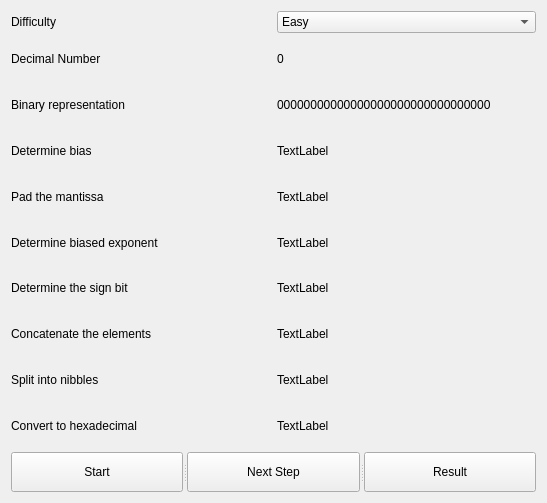
Above: src/gui/dectoieee.ui from fiffty-50/ieee754-practice before the change. Below: the same form after it.
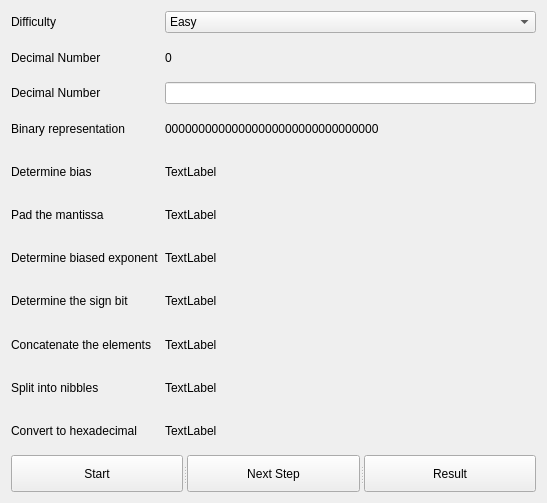
That is the form after the change.

Commit message: Some work on bitbanding class

The edit to the form file:
```diff
--- a/src/gui/dectoieee.ui
+++ b/src/gui/dectoieee.ui
@@ -14,158 +14,70 @@
    <string>Form</string>
   </property>
   <layout class="QGridLayout" name="gridLayout">
-   <item row="0" column="0">
-    <widget class="QLabel" name="difficultyLabel">
+   <item row="8" column="1">
+    <widget class="QLabel" name="concatDisplayLabel">
      <property name="text">
-      <string>Difficulty</string>
+      <string>TextLabel</string>
      </property>
     </widget>
    </item>
-   <item row="0" column="1">
-    <widget class="QComboBox" name="difficultyComboBox">
-     <item>
-      <property name="text">
-       <string>Easy</string>
-      </property>
-     </item>
-     <item>
-      <property name="text">
-       <string>Moderate</string>
-      </property>
-     </item>
-     <item>
-      <property name="text">
-       <string>Hard</string>
-      </property>
-     </item>
-    </widget>
-   </item>
-   <item row="1" column="0">
-    <widget class="QLabel" name="decimalLabel">
-     <property name="text">
-      <string>Decimal Number</string>
-     </property>
-    </widget>
-   </item>
-   <item row="2" column="0">
-    <widget class="QLabel" name="binaryLabel">
-     <property name="toolTip">
-      <string>Form the binary representation of the absolute value</string>
-     </property>
-     <property name="text">
-      <string>Binary representation</string>
-     </property>
-    </widget>
-   </item>
-   <item row="2" column="1">
+   <item row="3" column="1">
     <widget class="QLabel" name="binaryDisplayLabel">
      <property name="text">
       <string>00000000000000000000000000000000</string>
      </property>
     </widget>
    </item>
-   <item row="3" column="0">
-    <widget class="QLabel" name="biasLabel">
-     <property name="text">
-      <string>Determine bias</string>
-     </property>
-    </widget>
-   </item>
-   <item row="3" column="1">
-    <widget class="QLabel" name="biasDisplayLabel">
-     <property name="text">
-      <string>TextLabel</string>
-     </property>
-    </widget>
-   </item>
-   <item row="4" column="0">
-    <widget class="QLabel" name="mantissaLabel">
-     <property name="toolTip">
-      <string>Remove the leading one and pad to 23 digits:</string>
-     </property>
-     <property name="text">
-      <string>Pad the mantissa</string>
-     </property>
-    </widget>
-   </item>
    <item row="4" column="1">
-    <widget class="QLabel" name="mantissaDisplayLabel">
+    <widget class="QLabel" name="biasDisplayLabel">
      <property name="text">
       <string>TextLabel</string>
      </property>
     </widget>
    </item>
-   <item row="5" column="0">
-    <widget class="QLabel" name="exponentLabel">
-     <property name="text">
-      <string>Determine biased exponent</string>
-     </property>
-    </widget>
-   </item>
-   <item row="5" column="1">
-    <widget class="QLabel" name="exponentDisplayLabel">
-     <property name="text">
-      <string>TextLabel</string>
-     </property>
-    </widget>
-   </item>
-   <item row="6" column="0">
-    <widget class="QLabel" name="signBitLabel">
-     <property name="text">
-      <string>Determine the sign bit</string>
-     </property>
-    </widget>
-   </item>
    <item row="6" column="1">
-    <widget class="QLabel" name="signBitDisplayLabel">
+    <widget class="QLabel" name="exponentDisplayLabel">
      <property name="text">
       <string>TextLabel</string>
      </property>
     </widget>
    </item>
-   <item row="7" column="0">
+   <item row="8" column="0">
     <widget class="QLabel" name="concatLabel">
      <property name="text">
       <string>Concatenate the elements</string>
      </property>
     </widget>
    </item>
-   <item row="7" column="1">
-    <widget class="QLabel" name="concatDisplayLabel">
-     <property name="text">
-      <string>TextLabel</string>
-     </property>
-    </widget>
-   </item>
-   <item row="8" column="0">
-    <widget class="QLabel" name="nibblesLabel">
-     <property name="text">
-      <string>Split into nibbles</string>
-     </property>
-    </widget>
-   </item>
-   <item row="8" column="1">
-    <widget class="QLabel" name="nibblesDisplayLabel">
-     <property name="text">
-      <string>TextLabel</string>
-     </property>
-    </widget>
-   </item>
-   <item row="9" column="0">
-    <widget class="QLabel" name="hexLabel">
-     <property name="text">
-      <string>Convert to hexadecimal</string>
-     </property>
-    </widget>
-   </item>
    <item row="9" column="1">
+    <widget class="QLabel" name="nibblesDisplayLabel">
+     <property name="text">
+      <string>TextLabel</string>
+     </property>
+    </widget>
+   </item>
+   <item row="10" column="1">
     <widget class="QLabel" name="hexDisplayLabel">
      <property name="text">
       <string>TextLabel</string>
      </property>
     </widget>
    </item>
-   <item row="10" column="0" colspan="2">
+   <item row="7" column="0">
+    <widget class="QLabel" name="signBitLabel">
+     <property name="text">
+      <string>Determine the sign bit</string>
+     </property>
+    </widget>
+   </item>
+   <item row="1" column="1">
+    <widget class="QLabel" name="decimalDisplayLabel">
+     <property name="text">
+      <string>0</string>
+     </property>
+    </widget>
+   </item>
+   <item row="11" column="0" colspan="2">
     <widget class="QSplitter" name="splitter">
      <property name="orientation">
       <enum>Qt::Horizontal</enum>
@@ -187,13 +99,111 @@
      </widget>
     </widget>
    </item>
-   <item row="1" column="1">
-    <widget class="QLabel" name="decimalDisplayLabel">
+   <item row="3" column="0">
+    <widget class="QLabel" name="binaryLabel">
+     <property name="toolTip">
+      <string>Form the binary representation of the absolute value</string>
+     </property>
      <property name="text">
-      <string>0</string>
+      <string>Binary representation</string>
      </property>
     </widget>
    </item>
+   <item row="5" column="1">
+    <widget class="QLabel" name="mantissaDisplayLabel">
+     <property name="text">
+      <string>TextLabel</string>
+     </property>
+    </widget>
+   </item>
+   <item row="9" column="0">
+    <widget class="QLabel" name="nibblesLabel">
+     <property name="text">
+      <string>Split into nibbles</string>
+     </property>
+    </widget>
+   </item>
+   <item row="0" column="1">
+    <widget class="QComboBox" name="difficultyComboBox">
+     <item>
+      <property name="text">
+       <string>Easy</string>
+      </property>
+     </item>
+     <item>
+      <property name="text">
+       <string>Moderate</string>
+      </property>
+     </item>
+     <item>
+      <property name="text">
+       <string>Hard</string>
+      </property>
+     </item>
+    </widget>
+   </item>
+   <item row="1" column="0">
+    <widget class="QLabel" name="decimalLabel">
+     <property name="text">
+      <string>Decimal Number</string>
+     </property>
+    </widget>
+   </item>
+   <item row="6" column="0">
+    <widget class="QLabel" name="exponentLabel">
+     <property name="text">
+      <string>Determine biased exponent</string>
+     </property>
+    </widget>
+   </item>
+   <item row="7" column="1">
+    <widget class="QLabel" name="signBitDisplayLabel">
+     <property name="text">
+      <string>TextLabel</string>
+     </property>
+    </widget>
+   </item>
+   <item row="0" column="0">
+    <widget class="QLabel" name="difficultyLabel">
+     <property name="text">
+      <string>Difficulty</string>
+     </property>
+    </widget>
+   </item>
+   <item row="4" column="0">
+    <widget class="QLabel" name="biasLabel">
+     <property name="text">
+      <string>Determine bias</string>
+     </property>
+    </widget>
+   </item>
+   <item row="10" column="0">
+    <widget class="QLabel" name="hexLabel">
+     <property name="text">
+      <string>Convert to hexadecimal</string>
+     </property>
+    </widget>
+   </item>
+   <item row="5" column="0">
+    <widget class="QLabel" name="mantissaLabel">
+     <property name="toolTip">
+      <string>Remove the leading one and pad to 23 digits:</string>
+     </property>
+     <property name="text">
+      <string>Pad the mantissa</string>
+     </property>
+    </widget>
+   </item>
+   <item row="2" column="0">
+    <widget class="QLabel" name="decimalNumberCustomLabel">
+     <property name="text">
+      <string>Decimal Number</string>
+     </property>
+    </widget>
+   </item>
+   <item row="2" column="1">
+    <widget class="QLineEdit" name="lineEdit"/>
+   </item>
   </layout>
  </widget>
  <resources/>
```
Left out of the diff: 2 changed lines with no effect on the pictures. The commit also changes 23 other files.
